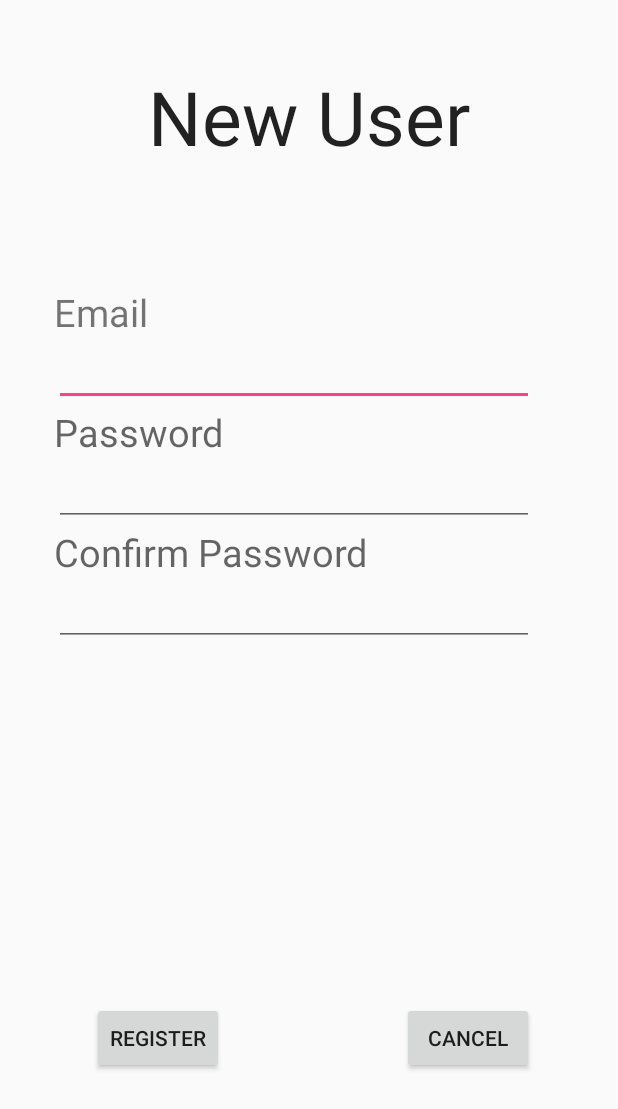
After one commit to chills510/Whats_Good, an Android app: the registration screen opened directly, with no data from a screen before it, on a phone screen of 412 x 824 dp. The commit adds this screen. Shown: the top 1109 px of the screen. Run offline under Robolectric (Android 15) with nearby library versions, the phone set to English and light mode, and no system bars.

Commit message:
Added Create A Service and Register

```diff
--- /dev/null
+++ b/app/src/main/java/com/example/dtruong510/whatsgood/registration.java
@@ -0,0 +1,21 @@
+package com.example.dtruong510.whatsgood;
+
+import android.os.Bundle;
+import android.support.design.widget.FloatingActionButton;
+import android.support.design.widget.Snackbar;
+import android.support.v7.app.AppCompatActivity;
+import android.support.v7.widget.Toolbar;
+import android.view.View;
+
+public class registration extends AppCompatActivity {
+
+    @Override
+    protected void onCreate(Bundle savedInstanceState) {
+        super.onCreate(savedInstanceState);
+        setContentView(R.layout.activity_registration);
+
+
+
+    }
+
+}
--- /dev/null
+++ b/app/src/main/res/layout/activity_registration.xml
@@ -0,0 +1,21 @@
+<?xml version="1.0" encoding="utf-8"?>
+<android.support.design.widget.CoordinatorLayout xmlns:android="http://schemas.android.com/apk/res/android"
+    xmlns:app="http://schemas.android.com/apk/res-auto"
+    xmlns:tools="http://schemas.android.com/tools"
+    android:layout_width="match_parent"
+    android:layout_height="match_parent"
+    android:fitsSystemWindows="true"
+    tools:context="com.example.dtruong510.whatsgood.registration">
+
+    <android.support.design.widget.AppBarLayout
+        android:layout_width="match_parent"
+        android:layout_height="wrap_content"
+        android:theme="@style/AppTheme.AppBarOverlay">
+
+    </android.support.design.widget.AppBarLayout>
+
+
+
+    <include layout="@layout/content_registration" />
+
+</android.support.design.widget.CoordinatorLayout>
--- /dev/null
+++ b/app/src/main/res/layout/content_registration.xml
@@ -0,0 +1,108 @@
+<?xml version="1.0" encoding="utf-8"?>
+<RelativeLayout xmlns:android="http://schemas.android.com/apk/res/android"
+    xmlns:app="http://schemas.android.com/apk/res-auto"
+    xmlns:tools="http://schemas.android.com/tools"
+    android:layout_width="match_parent"
+    android:layout_height="match_parent"
+    android:paddingBottom="@dimen/activity_vertical_margin"
+    android:paddingLeft="@dimen/activity_horizontal_margin"
+    android:paddingRight="@dimen/activity_horizontal_margin"
+    android:paddingTop="@dimen/activity_vertical_margin"
+    app:layout_behavior="@string/appbar_scrolling_view_behavior"
+    tools:context="com.example.dtruong510.whatsgood.registration"
+    tools:showIn="@layout/activity_registration">
+
+    <TextView
+        android:layout_width="wrap_content"
+        android:layout_height="wrap_content"
+        android:textAppearance="?android:attr/textAppearanceLarge"
+        android:text="New User"
+        android:id="@+id/etRegister"
+        android:textSize="50dp"
+        android:layout_alignParentTop="true"
+        android:layout_centerHorizontal="true"
+        android:layout_marginTop="28dp" />
+
+    <TextView
+        android:layout_width="wrap_content"
+        android:layout_height="wrap_content"
+        android:text="Email"
+        android:id="@+id/textView"
+        android:layout_marginTop="79dp"
+        android:textSize="25dp"
+        android:layout_below="@+id/etRegister"
+        android:layout_toLeftOf="@+id/etRegister"
+        android:layout_toStartOf="@+id/etRegister" />
+
+    <EditText
+        android:layout_width="wrap_content"
+        android:layout_height="wrap_content"
+        android:inputType="textEmailAddress"
+        android:ems="15"
+        android:id="@+id/editText"
+        android:layout_below="@+id/textView"
+        android:layout_alignLeft="@+id/textView"
+        android:layout_alignStart="@+id/textView" />
+
+    <TextView
+        android:layout_width="wrap_content"
+        android:layout_height="wrap_content"
+        android:textAppearance="?android:attr/textAppearanceMedium"
+        android:text="Password"
+        android:id="@+id/etPassword"
+        android:textSize="25dp"
+        android:layout_below="@+id/editText"
+        android:layout_alignLeft="@+id/editText"
+        android:layout_alignStart="@+id/editText" />
+
+    <EditText
+        android:layout_width="wrap_content"
+        android:layout_height="wrap_content"
+        android:inputType="textPassword"
+        android:ems="15"
+        android:id="@+id/editText2"
+        android:layout_below="@+id/etPassword"
+        android:layout_alignLeft="@+id/etPassword"
+        android:layout_alignStart="@+id/etPassword" />
+
+    <TextView
+        android:layout_width="wrap_content"
+        android:layout_height="wrap_content"
+        android:textAppearance="?android:attr/textAppearanceMedium"
+        android:text="Confirm Password"
+        android:id="@+id/etConfirmPassword"
+        android:textSize="25dp"
+        android:layout_below="@+id/editText2"
+        android:layout_alignLeft="@+id/editText2"
+        android:layout_alignStart="@+id/editText2" />
+
+    <EditText
+        android:layout_width="wrap_content"
+        android:layout_height="wrap_content"
+        android:inputType="textPassword"
+        android:ems="15"
+        android:id="@+id/editText3"
+        android:layout_below="@+id/etConfirmPassword"
+        android:layout_alignLeft="@+id/etConfirmPassword"
+        android:layout_alignStart="@+id/etConfirmPassword" />
+
+    <Button
+        android:layout_width="wrap_content"
+        android:layout_height="wrap_content"
+        android:text="Register"
+        android:id="@+id/buttonRegister"
+        android:layout_marginBottom="92dp"
+        android:layout_alignParentBottom="true"
+        android:layout_alignRight="@+id/etPassword"
+        android:layout_alignEnd="@+id/etPassword" />
+
+    <Button
+        android:layout_width="wrap_content"
+        android:layout_height="wrap_content"
+        android:text="Cancel"
+        android:id="@+id/buttonCancel"
+        android:layout_alignTop="@+id/buttonRegister"
+        android:layout_alignRight="@+id/editText3"
+        android:layout_alignEnd="@+id/editText3" />
+
+</RelativeLayout>
--- a/app/src/main/res/values/strings.xml
+++ b/app/src/main/res/values/strings.xml
@@ -1,4 +1,7 @@
 <resources>
     <string name="app_name">Whats Good</string>
     <string name="action_settings">Settings</string>
+    <string name="title_activity_register">register</string>
+    <string name="title_activity_registration">registration</string>
+    <string name="title_activity_create_aservice">CreateAService</string>
 </resources>
```
Also changed, not shown: app/src/main/AndroidManifest.xml (+8 -0 lines), app/src/main/java/com/example/dtruong510/whatsgood/CreateAService.java (renamed from app/src/main/java/com/example/dtruong510/whatsgood/register.java, +3 -10 lines), app/src/main/res/layout/activity_create_a_service.xml (added, +28 -0 lines), app/src/main/res/layout/content_create_aservice.xml (added, +135 -0 lines), 1 other file.
